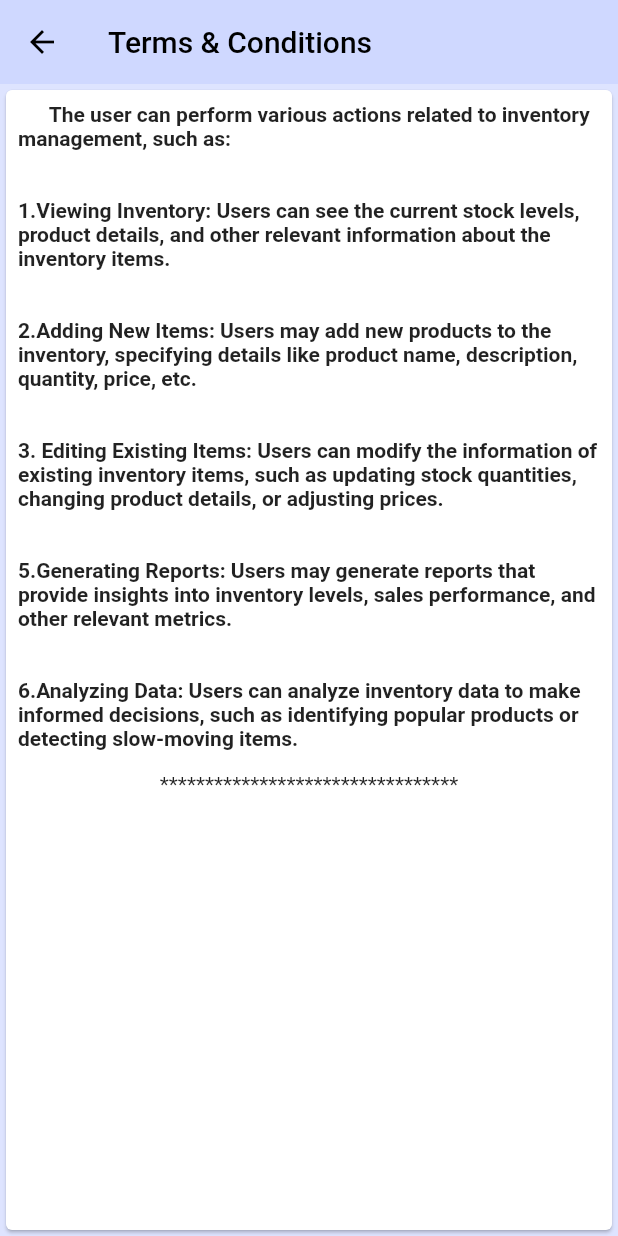
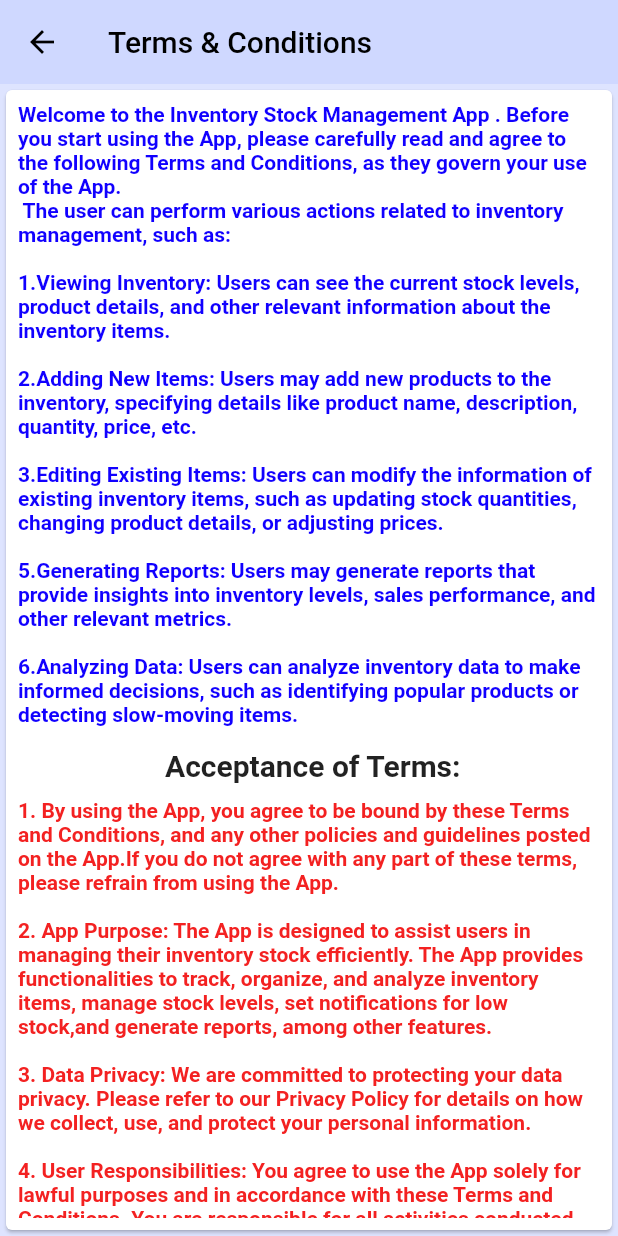
Before and after one commit to munawar3206/stockmanagement-flutter, a Flutter app: the term screen opened directly, on a phone screen of 412 x 824 dp. Run offline on Flutter 3.47's test engine with Material 2 defaults, Android fonts, the phone set to English and light mode, and no system bars; our stand-ins replace fl_chart, floating_bottom_navigation_bar, google_fonts; Roboto replaces fonts that are missing (Acme).

Commit message:
added terms and conditions

```diff
--- a/lib/Screens/Item.dart
+++ b/lib/Screens/Item.dart
@@ -20,6 +20,7 @@ class _itemState extends State<item> {
   Widget build(BuildContext context) {
     return Scaffold(
       appBar: AppBar(
+        automaticallyImplyLeading: false,
         elevation: 0,
         backgroundColor: const Color.fromARGB(255, 207, 216, 255),
         title: Text(
@@ -30,9 +31,7 @@ class _itemState extends State<item> {
 
           ),
         ),
-         iconTheme: IconThemeData(
-          color: const Color.fromARGB(255, 207, 216, 255),
-        ),
+
       ),
       backgroundColor: const Color.fromARGB(255, 222, 228, 255),
       body: Column(
--- a/lib/Screens/Sub Screens/term.dart
+++ b/lib/Screens/Sub Screens/term.dart
@@ -20,22 +20,42 @@ class term extends StatelessWidget {
       body: Card(
         child: Padding(
           padding: const EdgeInsets.all(8.0),
+          child: SingleChildScrollView(
             child: Column(
               children: [
                 Text(
-                  '''      The user can perform various actions related to inventory management, such as:\n\n
-1.Viewing Inventory: Users can see the current stock levels, product details, and other relevant information about the inventory items.\n\n
-2.Adding New Items: Users may add new products to the inventory, specifying details like product name, description, quantity, price, etc. \n\n
-3. Editing Existing Items: Users can modify the information of existing inventory items, such as updating stock quantities, changing product details, or adjusting prices. \n\n
-5.Generating Reports: Users may generate reports that provide insights into inventory levels, sales performance, and other relevant metrics.\n\n
+                    '''Welcome to the Inventory Stock Management App . Before you start using the App, please carefully read and agree to the following Terms and Conditions, as they govern your use of the App.    \n The user can perform various actions related to inventory management, such as:\n
+1.Viewing Inventory: Users can see the current stock levels, product details, and other relevant information about the inventory items.\n
+2.Adding New Items: Users may add new products to the inventory, specifying details like product name, description, quantity, price, etc. \n
+3.Editing Existing Items: Users can modify the information of existing inventory items, such as updating stock quantities, changing product details, or adjusting prices. \n
+5.Generating Reports: Users may generate reports that provide insights into inventory levels, sales performance, and other relevant metrics.\n
 6.Analyzing Data: Users can analyze inventory data to make informed decisions, such as identifying popular products or detecting slow-moving items.''',
-                  style: TextStyle(fontWeight: FontWeight.bold)),
+                    style: TextStyle(fontWeight: FontWeight.bold,color: Color.fromARGB(255, 17, 0, 255))),
                 SizedBox(
                   height: 15,
-
                 ),
-                Text("*********************************"),
+                Text(
+                  " Acceptance of Terms:",
+                  style: GoogleFonts.acme(
+                      fontWeight: FontWeight.bold, fontSize: 20),
+                ),
+                SizedBox(
+                  height: 10,
+                ),
+                Text(
+                  '''1. By using the App, you agree to be bound by these Terms and Conditions, and any other policies and guidelines posted on the App.If you do not agree with any part of these terms, please refrain from using the App.\n
+2. App Purpose: The App is designed to assist users in managing their inventory stock efficiently. The App provides functionalities to track, organize, and analyze inventory items, manage stock levels, set notifications for low stock,and generate reports, among other features.\n
+3. Data Privacy: We are committed to protecting your data privacy. Please refer to our Privacy Policy for details on how we collect, use, and protect your personal information.\n
+4. User Responsibilities: You agree to use the App solely for lawful purposes and in accordance with these Terms and Conditions. You are responsible for all activities conducted through your account and must not engage in any actions that may harm the App, its users, or its functionality.\n
+5. Third-Party Services: The App may integrate with third-party services or link to external websites. We are not responsible for the content, privacy practices, or actions of any third-party services. Your use of such services is at your own risk, and you should review the respective terms and policies of those services.\n
+6. Termination: We reserve the right to terminate or suspend your access to the App at any time and for any reason without prior notice.\n
+7. Contact: If you have any questions, concerns, or feedback regarding the App or these Terms and Conditions, please contact us.''',
+                  style: TextStyle(
+                      fontWeight: FontWeight.w600,
+                      color: const Color.fromARGB(255, 243, 33, 33)),
+                )
               ],
+            ),
           ),
         ),
       ),
--- a/lib/main.dart
+++ b/lib/main.dart
@@ -1,5 +1,6 @@
 import 'package:flutter/material.dart';
-import 'package:stock/Bottom.dart';
+
+import 'package:stock/Screens/splash.dart';
 
 void main() {
   runApp(const MyApp());
@@ -12,7 +13,7 @@ class MyApp extends StatelessWidget {
   Widget build(BuildContext context) {
     return MaterialApp(
       debugShowCheckedModeBanner: false,
-      home: bottom(),
+      home: ScreenSplash(),
     );
   }
 }
--- a/pubspec.yaml
+++ b/pubspec.yaml
@@ -35,6 +35,7 @@ dependencies:
   fl_chart: ^0.63.0
 
 
+
   # The following adds the Cupertino Icons font to your application.
   # Use with the CupertinoIcons class for iOS style icons.
   cupertino_icons: ^1.0.2
@@ -62,8 +63,8 @@ flutter:
   uses-material-design: true
 
   # To add assets to your application, add an assets section, like this:
-  # assets:
-  #   - images/a_dot_burr.jpeg
+  assets:
+  -  asset/inventoware-logo.png
   #   - images/a_dot_ham.jpeg
 
   # An image asset can refer to one or more resolution-specific "variants", see
```
Also changed, not shown: lib/Screens/Sub Screens/About.dart (added, +62 -0 lines), lib/Screens/Sub Screens/Detail.dart (+10 -4 lines), lib/Screens/Sub Screens/update.dart (added, +106 -0 lines), lib/Screens/setting.dart (+9 -8 lines), lib/Screens/splash.dart (added, +35 -0 lines), asset/inventoware-logo.png (added). Lines whose indentation alone changed are shown as unchanged.
